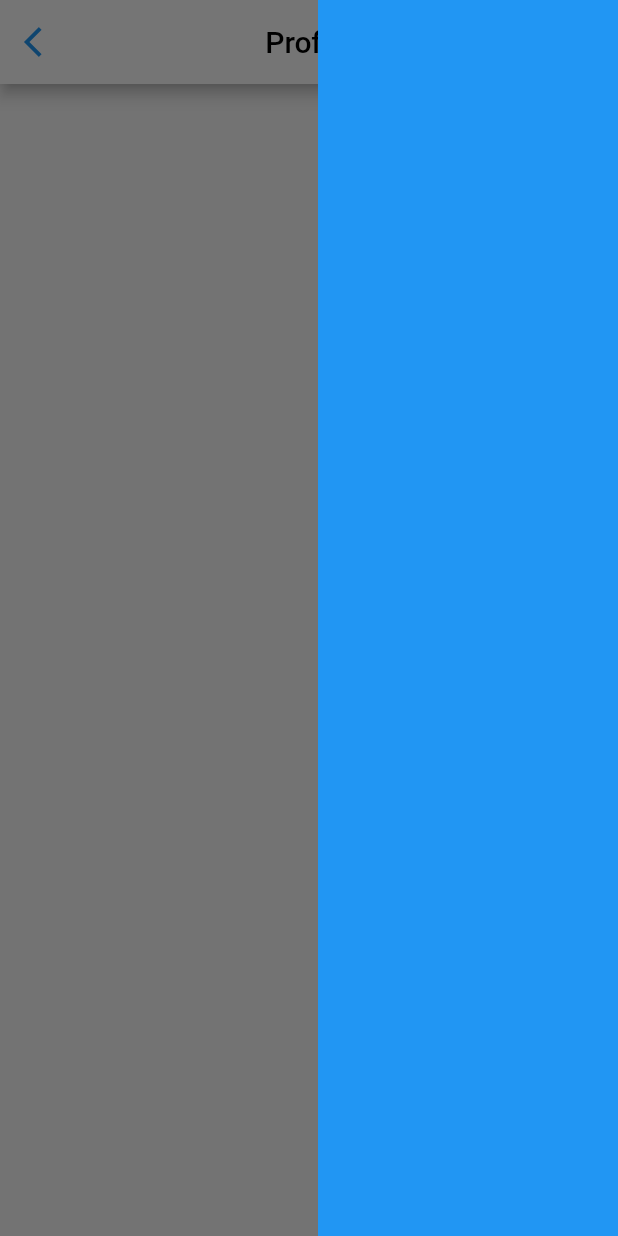
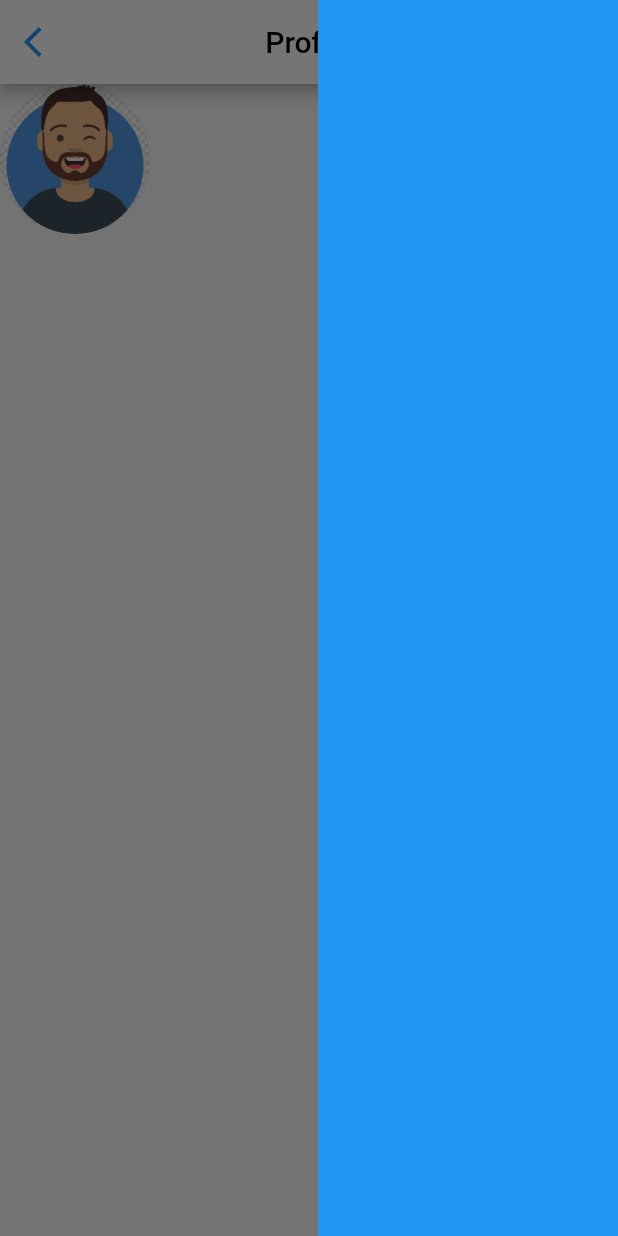
Before and after one commit to KIMINJOONG/flutter_profile, a Flutter app: the screen it shows after launch, after a tap on the "menu" icon, on a phone screen of 412 x 824 dp. Run offline on Flutter 3.47's test engine with Material 2 defaults, Android fonts, the phone set to English and light mode, and no system bars.

```diff
--- a/lib/components/profile_header.dart
+++ b/lib/components/profile_header.dart
@@ -16,6 +16,12 @@ class ProfileHeader extends StatelessWidget {
   }
 
   Widget _buildHeaderAvatar() {
-    return SizedBox();
+    return SizedBox(
+      width: 100,
+      height: 100,
+      child: CircleAvatar(
+        backgroundImage: AssetImage("assets/avatar.png"),
+      ),
+    );
   }
 }
--- a/pubspec.yaml
+++ b/pubspec.yaml
@@ -58,8 +58,8 @@ flutter:
   uses-material-design: true
 
   # To add assets to your application, add an assets section, like this:
-  # assets:
-  #   - images/a_dot_burr.jpeg
+  assets:
+     - assets/
   #   - images/a_dot_ham.jpeg
 
   # An image asset can refer to one or more resolution-specific "variants", see
```
Also changed, not shown: assets/avatar.png (added).
